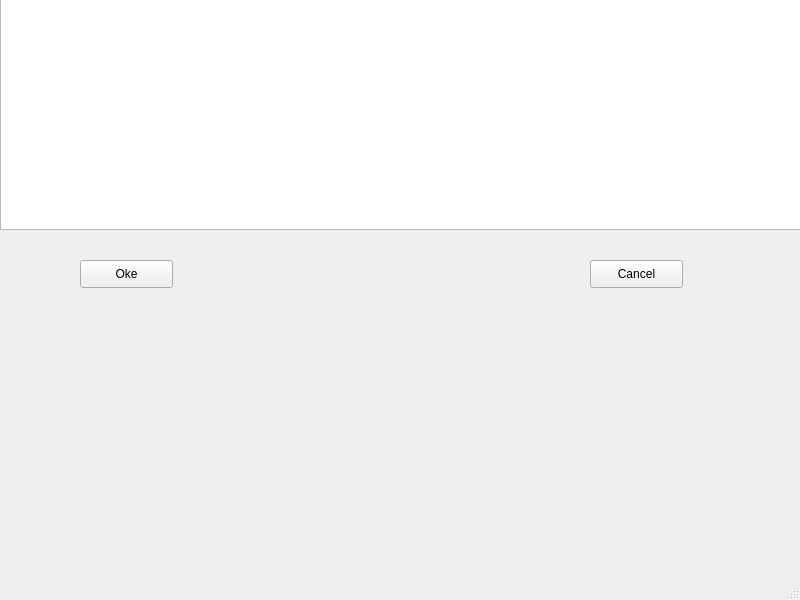
Old version of the form FTPClient.ui in the repository hoangsang17th/FTP.
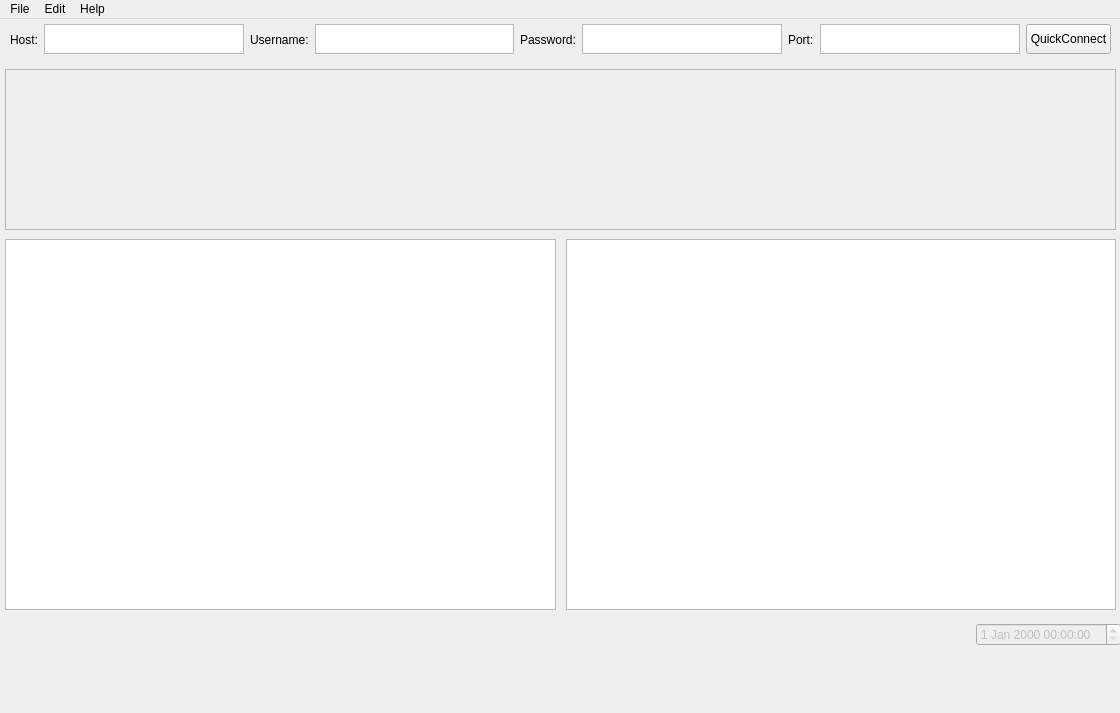
New version of the form.

Patch:
```diff
--- a/FTPClient.ui
+++ b/FTPClient.ui
@@ -6,8 +6,8 @@
    <rect>
     <x>0</x>
     <y>0</y>
-    <width>800</width>
-    <height>600</height>
+    <width>1120</width>
+    <height>713</height>
    </rect>
   </property>
   <property name="windowTitle">
@@ -18,42 +18,280 @@
     <property name="geometry">
      <rect>
       <x>0</x>
-      <y>-1</y>
-      <width>801</width>
-      <height>231</height>
+      <y>0</y>
+      <width>1121</width>
+      <height>41</height>
      </rect>
     </property>
-    <layout class="QVBoxLayout" name="verticalLayout">
+    <layout class="QHBoxLayout" name="horizontalLayoutTop">
+     <property name="sizeConstraint">
+      <enum>QLayout::SetMinimumSize</enum>
+     </property>
+     <property name="leftMargin">
+      <number>10</number>
+     </property>
+     <property name="topMargin">
+      <number>5</number>
+     </property>
+     <property name="rightMargin">
+      <number>10</number>
+     </property>
+     <property name="bottomMargin">
+      <number>5</number>
+     </property>
      <item>
-      <widget class="QTextEdit" name="textEdit"/>
+      <widget class="QLabel" name="lbHost">
+       <property name="maximumSize">
+        <size>
+         <width>16777215</width>
+         <height>40</height>
+        </size>
+       </property>
+       <property name="font">
+        <font>
+         <pointsize>9</pointsize>
+        </font>
+       </property>
+       <property name="text">
+        <string>Host:</string>
+       </property>
+      </widget>
      </item>
+     <item>
+      <widget class="QTextEdit" name="inputHost">
+       <property name="maximumSize">
+        <size>
+         <width>16777215</width>
+         <height>30</height>
+        </size>
+       </property>
+       <property name="font">
+        <font>
+         <pointsize>9</pointsize>
+        </font>
+       </property>
+      </widget>
+     </item>
+     <item>
+      <widget class="QLabel" name="lbUser">
+       <property name="maximumSize">
+        <size>
+         <width>16777215</width>
+         <height>40</height>
+        </size>
+       </property>
+       <property name="font">
+        <font>
+         <pointsize>9</pointsize>
+        </font>
+       </property>
+       <property name="text">
+        <string>Username:</string>
+       </property>
+      </widget>
+     </item>
+     <item>
+      <widget class="QTextEdit" name="inputUser">
+       <property name="enabled">
+        <bool>true</bool>
+       </property>
+       <property name="maximumSize">
+        <size>
+         <width>16777215</width>
+         <height>30</height>
+        </size>
+       </property>
+       <property name="font">
+        <font>
+         <pointsize>9</pointsize>
+        </font>
+       </property>
+      </widget>
+     </item>
+     <item>
+      <widget class="QLabel" name="lbPass">
+       <property name="maximumSize">
+        <size>
+         <width>16777215</width>
+         <height>40</height>
+        </size>
+       </property>
+       <property name="font">
+        <font>
+         <pointsize>9</pointsize>
+        </font>
+       </property>
+       <property name="text">
+        <string>Password:</string>
+       </property>
+      </widget>
+     </item>
+     <item>
+      <widget class="QTextEdit" name="inputPass">
+       <property name="maximumSize">
+        <size>
+         <width>16777215</width>
+         <height>30</height>
+        </size>
+       </property>
+       <property name="font">
+        <font>
+         <pointsize>9</pointsize>
+        </font>
+       </property>
+      </widget>
+     </item>
+     <item>
+      <widget class="QLabel" name="lbPort">
+       <property name="maximumSize">
+        <size>
+         <width>16777215</width>
+         <height>40</height>
+        </size>
+       </property>
+       <property name="font">
+        <font>
+         <pointsize>9</pointsize>
+        </font>
+       </property>
+       <property name="text">
+        <string>Port:</string>
+       </property>
+      </widget>
+     </item>
+     <item>
+      <widget class="QTextEdit" name="inputPort">
+       <property name="maximumSize">
+        <size>
+         <width>16777215</width>
+         <height>30</height>
+        </size>
+       </property>
+       <property name="font">
+        <font>
+         <pointsize>9</pointsize>
+        </font>
+       </property>
+      </widget>
+     </item>
+     <item>
+      <widget class="QPushButton" name="btnConnect">
+       <property name="maximumSize">
+        <size>
+         <width>16777215</width>
+         <height>30</height>
+        </size>
+       </property>
+       <property name="font">
+        <font>
+         <pointsize>9</pointsize>
+        </font>
+       </property>
+       <property name="text">
+        <string>QuickConnect</string>
+       </property>
+      </widget>
+     </item>
     </layout>
    </widget>
-   <widget class="QPushButton" name="btnOk">
+   <widget class="QWidget" name="horizontalLayoutWidget_2">
     <property name="geometry">
      <rect>
-      <x>80</x>
-      <y>260</y>
-      <width>93</width>
-      <height>28</height>
+      <x>0</x>
+      <y>210</y>
+      <width>1121</width>
+      <height>391</height>
      </rect>
     </property>
-    <property name="text">
-     <string>Oke</string>
+    <layout class="QHBoxLayout" name="horizontalLayout_2">
+     <property name="spacing">
+      <number>10</number>
+     </property>
+     <property name="leftMargin">
+      <number>5</number>
+     </property>
+     <property name="topMargin">
+      <number>10</number>
+     </property>
+     <property name="rightMargin">
+      <number>5</number>
+     </property>
+     <property name="bottomMargin">
+      <number>10</number>
+     </property>
+     <item>
+      <widget class="QTreeView" name="folderServer"/>
+     </item>
+     <item>
+      <widget class="QTreeView" name="folderLocal"/>
+     </item>
+    </layout>
+   </widget>
+   <widget class="QWidget" name="horizontalLayoutWidget_3">
+    <property name="geometry">
+     <rect>
+      <x>0</x>
+      <y>40</y>
+      <width>1121</width>
+      <height>171</height>
+     </rect>
     </property>
+    <layout class="QHBoxLayout" name="horizontalLayoutBottom">
+     <property name="spacing">
+      <number>10</number>
+     </property>
+     <property name="leftMargin">
+      <number>5</number>
+     </property>
+     <property name="topMargin">
+      <number>10</number>
+     </property>
+     <property name="rightMargin">
+      <number>5</number>
+     </property>
+     <property name="bottomMargin">
+      <number>0</number>
+     </property>
+     <item>
+      <widget class="QTextBrowser" name="textStatus">
+       <property name="enabled">
+        <bool>false</bool>
+       </property>
+      </widget>
+     </item>
+    </layout>
    </widget>
-   <widget class="QPushButton" name="btnCancel">
+   <widget class="QWidget" name="horizontalLayoutWidget_4">
     <property name="geometry">
      <rect>
-      <x>590</x>
-      <y>260</y>
-      <width>93</width>
-      <height>28</height>
+      <x>0</x>
+      <y>600</y>
+      <width>1121</width>
+      <height>31</height>
      </rect>
     </property>
-    <property name="text">
-     <string>Cancel</string>
-    </property>
+    <layout class="QHBoxLayout" name="horizontalLayout">
+     <item>
+      <spacer name="horizontalSpacer">
+       <property name="orientation">
+        <enum>Qt::Horizontal</enum>
+       </property>
+       <property name="sizeHint" stdset="0">
+        <size>
+         <width>40</width>
+         <height>20</height>
+        </size>
+       </property>
+      </spacer>
+     </item>
+     <item>
+      <widget class="QDateTimeEdit" name="dateTimeEdit">
+       <property name="enabled">
+        <bool>false</bool>
+       </property>
+      </widget>
+     </item>
+    </layout>
    </widget>
   </widget>
   <widget class="QMenuBar" name="menubar">
@@ -61,12 +299,55 @@
     <rect>
      <x>0</x>
      <y>0</y>
-     <width>800</width>
+     <width>1120</width>
      <height>26</height>
     </rect>
    </property>
+   <widget class="QMenu" name="menuFile">
+    <property name="title">
+     <string>File</string>
+    </property>
+    <addaction name="actionSettings"/>
+    <addaction name="actionExit"/>
+   </widget>
+   <widget class="QMenu" name="menuHelp">
+    <property name="title">
+     <string>Help</string>
+    </property>
+    <addaction name="separator"/>
+    <addaction name="actionReport_a_bug"/>
+    <addaction name="separator"/>
+    <addaction name="actionAbout"/>
+   </widget>
+   <widget class="QMenu" name="menuEdit_2">
+    <property name="title">
+     <string>Edit</string>
+    </property>
+   </widget>
+   <addaction name="menuFile"/>
+   <addaction name="menuEdit_2"/>
+   <addaction name="menuHelp"/>
   </widget>
-  <widget class="QStatusBar" name="statusbar"/>
+  <action name="actionReport_a_bug">
+   <property name="text">
+    <string>Report a bug ...</string>
+   </property>
+  </action>
+  <action name="actionAbout">
+   <property name="text">
+    <string>About</string>
+   </property>
+  </action>
+  <action name="actionExit">
+   <property name="text">
+    <string>Exit</string>
+   </property>
+  </action>
+  <action name="actionSettings">
+   <property name="text">
+    <string>Settings</string>
+   </property>
+  </action>
  </widget>
  <resources/>
  <connections/>
```
Left out of the diff: 4 changed lines with no effect on the pictures.
